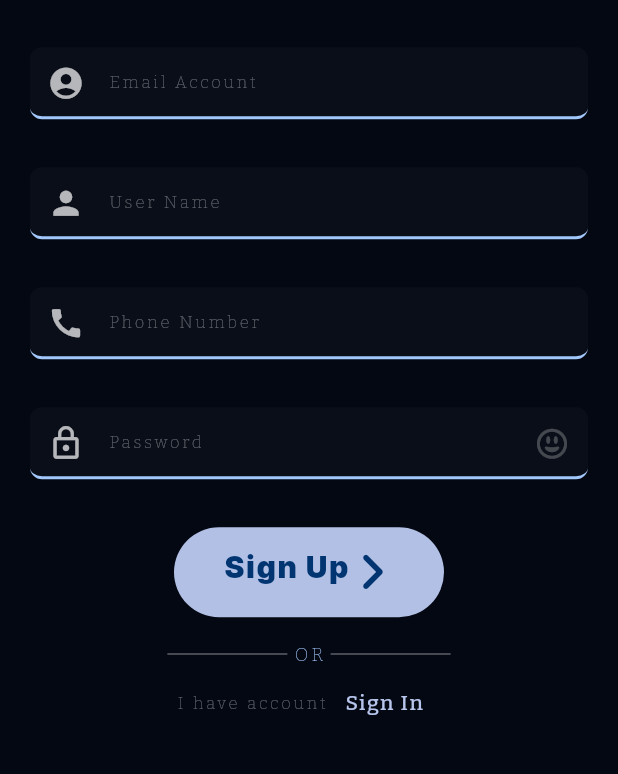
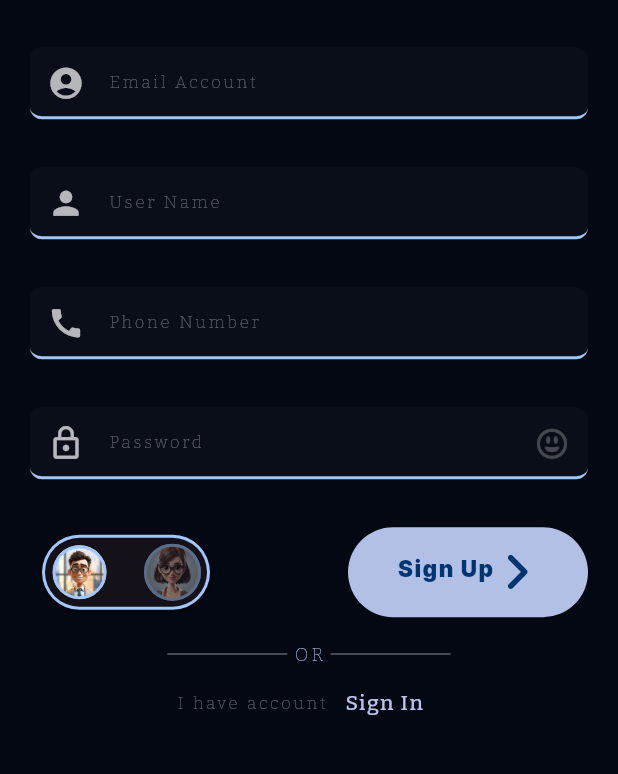
Before and after one commit to MAHDY-714/betak_store_app, a Flutter app: the SignUpView screen opened by its route, on a phone screen of 412 x 824 dp, the part 339-1113 px from its top. Run offline on Flutter 3.47's test engine with Material 3 defaults, Android fonts, the light colour scheme and no system bars; drawn by our look-alikes of animated_toggle_switch; our stand-ins replace animated_text_kit, avatar_glow, cloud_firestore, conditional_builder_null_safety, dartz, dio and 13 more; accounts and stored records are empty; project files that could hold a hidden picture were left out.

Commit message:
add gender Type & done register & login (ui & firebase service)

```diff
--- a/lib/Features/Screens/presentation/views/profiles/widget/screens_in_items/screens_in_items_body_view.dart
+++ b/lib/Features/Screens/presentation/views/profiles/widget/screens_in_items/screens_in_items_body_view.dart
@@ -13,7 +13,7 @@ class ScreensInItemsBodyView extends StatelessWidget {
         Text(
           title,
           textAlign: TextAlign.center,
-            style: TextStyles.textStyle20,
+          style: TextStyles.textStyle22,
         ),
       ],
     );
--- a/lib/Features/registration/data/repo/registration_repo_implement.dart
+++ b/lib/Features/registration/data/repo/registration_repo_implement.dart
@@ -27,6 +27,7 @@ class RegistrationRepoImaplement implements RegistrationRepo {
       userInfoModel = UserInfoModel.formData({
         'email': data.user!.email,
         'password': password,
+        'uId' : data.user!.uid,
       });
       CacheHelper.saveData(key: 'uId', value: data.user!.uid);
       log(data.user!.uid);
--- a/lib/Features/registration/presentation/manager/register_cubit/register_state.dart
+++ b/lib/Features/registration/presentation/manager/register_cubit/register_state.dart
@@ -26,3 +26,7 @@ class RegisterError extends RegisterState {
 class VisIconChangeVisOnSate extends RegisterState {}
 
 class VisIconChangeVisOffSate extends RegisterState {}
+
+class GenderTypeMaleSate extends RegisterState {}
+
+class GenderTypeFemaleSate extends RegisterState {}
--- /dev/null
+++ b/lib/Features/registration/presentation/views/widget/gender_type_row.dart
@@ -0,0 +1,225 @@
+import 'package:animated_toggle_switch/animated_toggle_switch.dart';
+import 'package:betak_store_app/core/styles/app_color.dart';
+import 'package:betak_store_app/core/utils/images.dart';
+import 'package:flutter/material.dart';
+
+class GenderTypeRow extends StatelessWidget {
+  const GenderTypeRow({
+    super.key,
+    required this.genderType,
+    this.onChanged,
+    this.onChanged2,
+  });
+  final bool genderType;
+  final Function(bool)? onChanged;
+  final Function(int)? onChanged2;
+  @override
+  Widget build(BuildContext context) {
+    return Column(
+      children: [
+        // Padding(
+        //   padding: const EdgeInsetsDirectional.only(
+        //     start: 8.0,
+        //     end: 8.0,
+        //     bottom: 16.0,
+        //   ),
+        //   child: Row(
+        //     mainAxisAlignment: MainAxisAlignment.spaceBetween,
+        //     children: [
+        //       // Container(
+        //       //   height: 50,
+        //       //   width: 50,
+        //       //   padding: const EdgeInsetsDirectional.symmetric(horizontal: 8),
+        //       //   decoration: BoxDecoration(
+        //       //     border: Border.all(
+        //       //       color: AppColor.sky2Color,
+        //       //       width: 2,
+        //       //     ),
+        //       //     shape: BoxShape.circle,
+        //       //     image: const DecorationImage(
+        //       //       fit: BoxFit.cover,
+        //       //       alignment: AlignmentDirectional.topCenter,
+        //       //       image: AssetImage(
+        //       //         AssetsImages.avatarMan,
+        //       //       ),
+        //       //     ),
+        //       //   ),
+        //       // ),
+        //       AnimatedToggleSwitch<bool>.rolling(
+        //         current: genderType,
+        //         values: const [true, false],
+        //         active: genderType,
+        //         allowUnlistedValues: true,
+        //         iconBuilder: (value, foreground) {
+        //           return Container(
+        //             height: 50,
+        //             width: 50,
+        //             padding:
+        //                 const EdgeInsetsDirectional.symmetric(horizontal: 8),
+        //             decoration: BoxDecoration(
+        //               border: Border.all(
+        //                 color: AppColor.sky2Color,
+        //                 width: 2,
+        //               ),
+        //               shape: BoxShape.circle,
+        //               image: DecorationImage(
+        //                 fit: BoxFit.cover,
+        //                 alignment: AlignmentDirectional.topCenter,
+        //                 image: AssetImage(
+        //                   genderType
+        //                       ? AssetsImages.avatarMan
+        //                       : AssetsImages.avatarWoman,
+        //                 ),
+        //               ),
+        //             ),
+        //           );
+        //         },
+        //         animationDuration: const Duration(milliseconds: 300),
+        //         style: ToggleStyle(
+        //           borderColor: Colors.transparent,
+        //           borderRadius: BorderRadius.circular(10.0),
+        //           indicatorBorder: Border.all(color: Colors.white, width: 2),
+        //           indicatorBorderRadius: BorderRadius.circular(8),
+        //           boxShadow: [
+        //             const BoxShadow(
+        //               color: Colors.black26,
+        //               spreadRadius: 1,
+        //               blurRadius: 2,
+        //               offset: Offset(0, 1.5),
+        //             ),
+        //           ],
+        //         ),
+        //         spacing: 8,
+        //         onChanged: onChanged,
+        //         indicatorAnimationType: AnimationType.onSelected,
+        //       ),
+        //     ],
+        //   ),
+        // ),
+
+        Padding(
+          padding: const EdgeInsetsDirectional.only(
+            start: 8.0,
+            end: 8.0,
+            bottom: 16.0,
+          ),
+          child: Row(
+            mainAxisAlignment: MainAxisAlignment.spaceBetween,
+            children: [
+              AnimatedToggleSwitch<int>.rolling(
+                current: genderType ? 0 : 1,
+                values: const [0, 1],
+                onChanged: onChanged2,
+                inactiveOpacity: .05,
+                spacing: 16,
+                iconBuilder: (value, foreground) {
+                  // bool typeGender = foreground;
+                  // log('this is typeGender = $typeGender');
+                  // "value" to slect item
+                  // "foreground" to active item
+                  return Padding(
+                    padding: const EdgeInsets.all(4.0),
+                    child: Container(
+                      height: 50,
+                      width: 50,
+                      padding:
+                          const EdgeInsetsDirectional.symmetric(horizontal: 8),
+                      decoration: BoxDecoration(
+                        border: Border.all(
+                          color: AppColor.sky2Color,
+                          width: 2,
+                        ),
+                        shape: BoxShape.circle,
+                        image: DecorationImage(
+                          fit: BoxFit.cover,
+                          alignment: AlignmentDirectional.topCenter,
+                          image: AssetImage(
+                            value == 0
+                                ? AssetsImages.avatarMan
+                                : AssetsImages.avatarWoman,
+                          ),
+                        ),
+                      ),
+                    ),
+                  );
+                },
+                clipBehavior: Clip.antiAliasWithSaveLayer,
+                style: ToggleStyle(
+                  borderColor: AppColor.sky2Color,
+                  borderRadius: BorderRadius.circular(32.0),
+                  indicatorBorder:
+                      Border.all(color: Colors.transparent, width: 1),
+                  indicatorBorderRadius: BorderRadius.circular(16),
+                  indicatorColor: Colors.transparent,
+                  boxShadow: [
+                    const BoxShadow(
+                      color: Colors.black26,
+                      spreadRadius: 1,
+                      blurRadius: 2,
+                      offset: Offset(0, 1.5),
+                    ),
+                  ],
+                ),
+              ),
+            ],
+          ),
+        ),
+      ],
+    );
+  }
+}
+
+//select gender
+/*
+   return Padding(
+      padding: const EdgeInsetsDirectional.only(
+        start: 8.0,
+        end: 8.0,
+        bottom: 16.0,
+      ),
+      child: Row(
+        mainAxisAlignment: MainAxisAlignment.spaceBetween,
+        children: [
+          const Text(
+            'Gender',
+            style: TextStyles.textStyle10,
+          ),
+          Container(
+            height: 30,
+            padding: const EdgeInsetsDirectional.symmetric(horizontal: 8),
+            decoration: const BoxDecoration(
+              border: BorderDirectional(
+                bottom: BorderSide(
+                  color: AppColor.sky2Color,
+                  width: 2,
+                ),
+              ),
+              borderRadius: BorderRadiusDirectional.only(
+                bottomStart: Radius.circular(5),
+                bottomEnd: Radius.circular(5),
+              ),
+            ),
+            child: const Text('Male'),
+          ),
+          Container(
+            height: 30,
+            padding: const EdgeInsetsDirectional.symmetric(horizontal: 8),
+            decoration: const BoxDecoration(
+              border: BorderDirectional(
+                bottom: BorderSide(
+                  color: AppColor.sky2Color,
+                  width: 2,
+                ),
+              ),
+              borderRadius: BorderRadiusDirectional.only(
+                bottomStart: Radius.circular(5),
+                bottomEnd: Radius.circular(5),
+              ),
+            ),
+            child: const Text('Female'),
+          ),
+        ],
+      ),
+    );
+
+ */
--- a/lib/Features/registration/presentation/views/widget/registeration_button_widget.dart
+++ b/lib/Features/registration/presentation/views/widget/registeration_button_widget.dart
@@ -7,10 +7,11 @@ class RegistrationButton extends StatelessWidget {
   const RegistrationButton({
     super.key,
     required this.buttonName,
-    required this.onTap,
+    required this.onTap, this.width = 160,
   });
   final String buttonName;
   final Future<void> Function() onTap;
+  final double width;
   @override
   Widget build(BuildContext context) {
     return Padding(
@@ -19,7 +20,7 @@ class RegistrationButton extends StatelessWidget {
         onTap: onTap,
         child: Container(
           height: 60,
-          width: 180,
+          width: width,
           alignment: Alignment.center,
           decoration: BoxDecoration(
             color: AppColor.skyColor,
--- a/lib/Features/registration/presentation/views/widget/sign_up/input_fields_sign_up_and_register_button.dart
+++ b/lib/Features/registration/presentation/views/widget/sign_up/input_fields_sign_up_and_register_button.dart
@@ -1,6 +1,7 @@
 import 'dart:developer';
 
 import 'package:betak_store_app/Features/registration/presentation/manager/register_cubit/register_cubit.dart';
+import 'package:betak_store_app/Features/registration/presentation/views/widget/gender_type_row.dart';
 import 'package:betak_store_app/Features/registration/presentation/views/widget/registeration_button_widget.dart';
 import 'package:betak_store_app/Features/registration/presentation/views/widget/text_form_sign_field.dart';
 import 'package:betak_store_app/core/styles/app_color.dart';
@@ -112,13 +113,6 @@ class InputSignUpFieldsAndRegisterButton extends StatelessWidget {
                   log(phone);
                 },
               ),
-              /*
-                 visIcon = visIconSate
-        ? FontAwesomeIcons.faceGrinWide
-        : FontAwesomeIcons.faceGrinBeam;
-    visIconColor = visIconSate ? Colors.white24 : AppColor.sky4Color;
-              */
-
               SignTextFormField(
                 textEditingController: passwordTextEditingController,
                 hintText: 'Password',
@@ -146,9 +140,23 @@ class InputSignUpFieldsAndRegisterButton extends StatelessWidget {
                   log(password);
                 },
               ),
+              Row(
+                mainAxisAlignment: MainAxisAlignment.spaceBetween,
+                children: [
+                  GenderTypeRow(
+                    genderType: cub.genderSate,
+                    onChanged: (value) {
+                      // value = cub.selectGenderType(value);
+                    },
+                    onChanged2: (value) {
+                      value = cub.selectGenderType(value) ? 0 : 1;
+                      log(' ${cub.genderSate ? 'male' : 'female'} ');
+                    },
+                  ),
                   ConditionalBuilder(
                     condition: state is RegisterLoading,
-                builder: (context) => const CircleLoadingIndicatorWidget(),
+                    builder: (context) => const SizedBox(
+                        width: 160, child: CircleLoadingIndicatorWidget()),
                     fallback: (context) => RegistrationButton(
                       buttonName: 'Sign Up',
                       onTap: () async {
@@ -158,11 +166,13 @@ class InputSignUpFieldsAndRegisterButton extends StatelessWidget {
                             password: passwordTextEditingController.text,
                             name: nameTextEditingController.text,
                             phone: phoneTextEditingController.text,
-                        gender: 'male',
+                            gender: cub.genderSate ? 'Male' : 'Female',
                           );
                         }
                       },
                     ),
+                  ),
+                ],
               ),
             ],
           ),
--- a/lib/Features/registration/presentation/views/widget/text_form_sign_field.dart
+++ b/lib/Features/registration/presentation/views/widget/text_form_sign_field.dart
@@ -4,7 +4,7 @@ import 'package:betak_store_app/core/widget/borders_styles.dart';
 import 'package:flutter/material.dart';
 
 class SignTextFormField extends StatelessWidget {
-  SignTextFormField({
+  const SignTextFormField({
     super.key,
     this.isFinish = false,
     this.obscureText = false,
--- a/lib/core/styles/app_color.dart
+++ b/lib/core/styles/app_color.dart
@@ -58,6 +58,7 @@ class AppColor {
   static const blueDarkColor = Color(0xFF000C2C);
   static const blueColor = Color(0xFF013571);
   static const orangeColor = Color(0xFFFF6600);
+  static const yellow2Color = Color(0xFFFEA100);
   static const yellowColor = Color(0xFFFFD700);
   static const amberColor = Color(0xFFF1A84E);
   static const greenColor = Color(0xFF08B50E);
--- a/lib/core/styles/text_styles.dart
+++ b/lib/core/styles/text_styles.dart
@@ -49,7 +49,7 @@ abstract class TextStyles {
 
   static const registerationTextButtonTextStyle = TextStyle(
     color: AppColor.blueColor,
-    fontSize: 20,
+    fontSize: 15,
     letterSpacing: 1,
     fontFamily: FontFamily.inter900,
     height: -.3,
@@ -109,43 +109,6 @@ abstract class TextStyles {
     fontFamily: FontFamily.inter700,
   );
   //used in {textfield in sign & in product details [text in product details] & in text chose color}
-  static const textStyle20 = TextStyle(
-    color: Colors.white,
-    fontSize: 22,
-    letterSpacing: 1,
-    fontFamily: FontFamily.bitter500,
-  );
-  static const textStyle16 = TextStyle(
-    color: Colors.white,
-    fontSize: 16,
-    letterSpacing: 1,
-    fontFamily: FontFamily.bitter300,
-  );
-  static const textStyle15 = TextStyle(
-    color: Colors.white,
-    fontSize: 15,
-    letterSpacing: 1,
-    fontFamily: FontFamily.bitter300,
-  );
-  static const textStyle14 = TextStyle(
-    color: Colors.white,
-    fontSize: 14,
-    fontFamily: FontFamily.bitter300,
-    letterSpacing: 2,
-  );
-  static const textStyle12 = TextStyle(
-    color: Colors.white,
-    fontSize: 12,
-    fontFamily: FontFamily.bitter300,
-    letterSpacing: 2,
-  );
-  static const textStyle11 = TextStyle(
-    color: Colors.white,
-    fontSize: 11,
-    fontFamily: FontFamily.bitter300,
-    letterSpacing: 2,
-  );
-
   static const textStyle10 = TextStyle(
     color: Colors.white,
     fontSize: 10,
@@ -158,18 +121,59 @@ abstract class TextStyles {
     fontFamily: FontFamily.inter700,
     letterSpacing: 1,
   );
+  static const textStyle10R = TextStyle(
+    color: AppColor.errorBorderAndRemoveAndIcons,
+    fontSize: 10,
+    fontFamily: FontFamily.bitter500,
+    letterSpacing: 1,
+  );
+  static const textStyle11 = TextStyle(
+    color: Colors.white,
+    fontSize: 11,
+    fontFamily: FontFamily.bitter300,
+    letterSpacing: 2,
+  );
+  static const textStyle12 = TextStyle(
+    color: Colors.white,
+    fontSize: 12,
+    fontFamily: FontFamily.bitter300,
+    letterSpacing: 2,
+  );
+  static const textStyle13 = TextStyle(
+    color: AppColor.greenColor,
+    fontSize: 13,
+    fontFamily: FontFamily.orbitron900,
+  );
+  static const textStyle14 = TextStyle(
+    color: Colors.white,
+    fontSize: 14,
+    fontFamily: FontFamily.bitter300,
+    letterSpacing: 2,
+  );
+  static const textStyle15 = TextStyle(
+    color: Colors.white,
+    fontSize: 15,
+    letterSpacing: 1,
+    fontFamily: FontFamily.bitter300,
+  );
+  static const textStyle16 = TextStyle(
+    color: Colors.white,
+    fontSize: 16,
+    letterSpacing: 1,
+    fontFamily: FontFamily.bitter300,
+  );
+  static const textStyle22 = TextStyle(
+    color: Colors.white,
+    fontSize: 22,
+    letterSpacing: 1,
+    fontFamily: FontFamily.bitter500,
+  );
 
   static const textPriceInItemMyCartStyle10 = TextStyle(
     color: Colors.white70,
     fontSize: 10,
     fontFamily: FontFamily.orbitron900,
     letterSpacing: 2,
-  );
-  static const textStyle10R = TextStyle(
-    color: AppColor.errorBorderAndRemoveAndIcons,
-    fontSize: 10,
-    fontFamily: FontFamily.bitter500,
-    letterSpacing: 1,
   );
 
   static const priceInProductDetailsStyle = TextStyle(
@@ -182,11 +186,6 @@ abstract class TextStyles {
     fontSize: 9,
     fontFamily: FontFamily.orbitron900,
     decoration: TextDecoration.lineThrough,
-  );
-  static const textStyle13 = TextStyle(
-    color: AppColor.greenColor,
-    fontSize: 13,
-    fontFamily: FontFamily.orbitron900,
   );
   static const textRecommendationsInProductDetailsStyle = TextStyle(
     color: Colors.white70,
--- a/lib/core/utils/app_router.dart
+++ b/lib/core/utils/app_router.dart
@@ -42,7 +42,7 @@ class AppRouter {
     GoRoute(
       path: kSignUpView,
       builder: (context, state) {
-        return SignUpView();
+        return const SignUpView();
       },
     ),
     GoRoute(
@@ -176,7 +176,7 @@ class AppRouter {
       path: kLogOutFromProfile,
       pageBuilder: (context, state) {
         return CustomTransitionPage(
-          child:  SignUpView(),
+          child:  const SignInView(),
           transitionDuration: const Duration(seconds: 2),
           barrierDismissible: true,
           reverseTransitionDuration: const Duration(seconds: 1),
--- a/lib/core/utils/cache_helper.dart
+++ b/lib/core/utils/cache_helper.dart
@@ -14,6 +14,11 @@ class CacheHelper {
     return sharedPreferences!.get(key);
   }
 
+  static Future<bool> removeData({required String key}) {
+    log('remove uId is success');
+    return sharedPreferences!.remove(key);
+  }
+
   static Future<bool> saveData(
       {required String key, required dynamic value}) async {
     if (value is int) {
--- a/pubspec.yaml
+++ b/pubspec.yaml
@@ -29,6 +29,7 @@ environment:
 # versions available, run `flutter pub outdated`.
 dependencies:
   animated_text_kit: ^4.2.2
+  animated_toggle_switch: ^0.8.3
   avatar_glow: ^3.0.1
   cloud_firestore: ^5.2.0
   conditional_builder_null_safety: ^0.0.6
```
Also changed, not shown: lib/Features/Screens/presentation/views/profiles/profile_body_view.dart (+16 -4 lines), lib/Features/registration/presentation/manager/login_cubit/login_cubit.dart (+6 -1 lines), lib/Features/registration/presentation/manager/register_cubit/register_cubit.dart (+27 -1 lines), lib/core/widget/circle_loading_indicator.dart (+17 -24 lines), pubspec.lock. Lines whose indentation alone changed are shown as unchanged.
